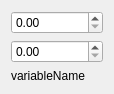
Before: the Qt Designer form Qt/Resources/UI/igQtParallelCoordinatesObjectFilter.ui in hu-shuhan/editOpeniGame, drawn with Qt 5.
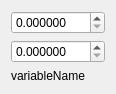
After: the same form once the commit is applied.

Commit message: update some function of the ParallelCoordinates. update some methods of the selection.

Diff of the .ui file:
```diff
--- a/Qt/Resources/UI/igQtParallelCoordinatesObjectFilter.ui
+++ b/Qt/Resources/UI/igQtParallelCoordinatesObjectFilter.ui
@@ -6,7 +6,7 @@
    <rect>
     <x>0</x>
     <y>0</y>
-    <width>114</width>
+    <width>116</width>
     <height>87</height>
    </rect>
   </property>
@@ -21,10 +21,18 @@
   </property>
   <layout class="QVBoxLayout" name="verticalLayout">
    <item>
-    <widget class="QDoubleSpinBox" name="maxSpinBox"/>
+    <widget class="QDoubleSpinBox" name="maxSpinBox">
+     <property name="decimals">
+      <number>6</number>
+     </property>
+    </widget>
    </item>
    <item>
-    <widget class="QDoubleSpinBox" name="minSpinBox"/>
+    <widget class="QDoubleSpinBox" name="minSpinBox">
+     <property name="decimals">
+      <number>6</number>
+     </property>
+    </widget>
    </item>
    <item>
     <widget class="QLabel" name="variableName">
```
The commit also changes 35 other files.
